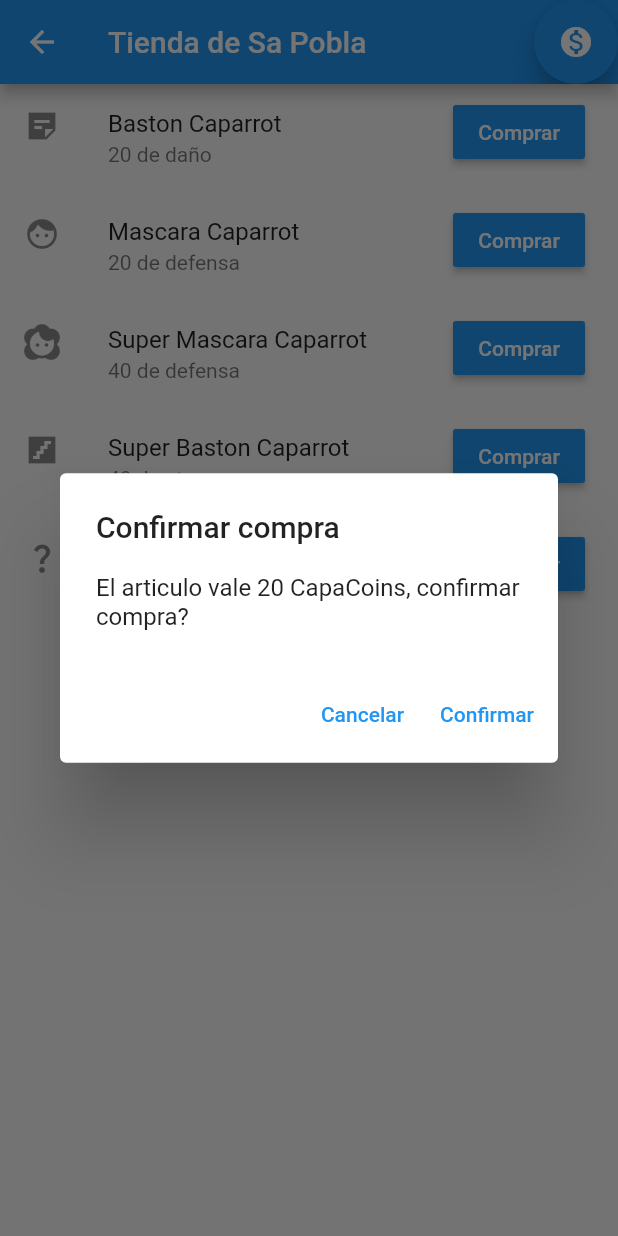
After one commit to FerreruelaJavier/caparrots_go, a Flutter app: the ShopScreen screen opened directly, after a tap on "Comprar", on a phone screen of 412 x 824 dp. The commit adds this screen. Run offline on Flutter 3.47's test engine with Material 2 defaults, Android fonts, the light colour scheme and no system bars; our stand-ins replace audioplayers, email_validator, firebase_auth, firebase_core, fluttertoast, geolocator and 1 more; missing offline and left inert: ar_flutter_plugin; accounts and stored records are empty.

```diff
--- /dev/null
+++ b/lib/screens/shop_screen.dart
@@ -0,0 +1,283 @@
+import 'package:flutter/material.dart';
+
+class ShopScreen extends StatefulWidget {
+  @override
+  _ShopScreenState createState() => _ShopScreenState();
+}
+
+class _ShopScreenState extends State<ShopScreen> {
+  @override
+  Widget build(BuildContext context) {
+    return Scaffold(
+      appBar: AppBar(
+        title: Text("Tienda de Sa Pobla"),
+        actions: <Widget>[
+          FloatingActionButton(
+            child: Icon(Icons.monetization_on),
+            onPressed: () {
+              showDialog(
+                context: context,
+                builder: (BuildContext context) {
+                  return AlertDialog(
+                    title: Text("Dinero Actual"),
+                    content: Text("Tienes 0 CapaCoins"), // actualizar monedas
+                    actions: <Widget>[
+                      TextButton(
+                        child: Text("OK"),
+                        onPressed: () {
+                          Navigator.of(context).pop();
+                        },
+                      ),
+                    ],
+                  );
+                },
+              );
+            },
+          ),
+        ],
+      ),
+      body: ListView(
+        children: <Widget>[
+          Container(
+            decoration: const BoxDecoration(
+              image: DecorationImage(
+                  image: NetworkImage(
+                      'https://i.pinimg.com/564x/c0/ab/a7/c0aba72df4ddbc3aaae3faba8f77f0fe.jpg'),
+                  fit: BoxFit.cover),
+            ),
+          ),
+          ListTile(
+            leading: Icon(Icons.sticky_note_2_sharp),
+            title: Text("Baston Caparrot"),
+            subtitle: Text("20 de daño"),
+            trailing: Container(
+              width: 100,
+              child: Column(
+                children: <Widget>[
+                  MaterialButton(
+                    onPressed: () {
+                      showDialog(
+                        context: context,
+                        builder: (BuildContext context) {
+                          return AlertDialog(
+                            title: Text("Confirmar compra"),
+                            content: Text(
+                                "El articulo vale 20 CapaCoins, confirmar compra?"),
+                            actions: <Widget>[
+                              TextButton(
+                                child: Text("Cancelar"),
+                                onPressed: () {
+                                  Navigator.of(context).pop();
+                                },
+                              ),
+                              TextButton(
+                                child: Text("Confirmar"),
+                                onPressed: () {
+                                  // Comprar
+                                  Navigator.of(context).pop();
+                                },
+                              ),
+                            ],
+                          );
+                        },
+                      );
+                    },
+                    color: Colors.blue,
+                    child: Text(
+                      "Comprar",
+                      style: TextStyle(color: Colors.white),
+                    ),
+                  ),
+                ],
+              ),
+            ),
+          ),
+          ListTile(
+            leading: Icon(Icons.face),
+            title: Text("Mascara Caparrot"),
+            subtitle: Text("20 de defensa"),
+            trailing: Container(
+              width: 100,
+              child: Column(
+                children: <Widget>[
+                  MaterialButton(
+                    onPressed: () {
+                      showDialog(
+                        context: context,
+                        builder: (BuildContext context) {
+                          return AlertDialog(
+                            title: Text("Confirmar compra"),
+                            content: Text(
+                                "El articulo vale 20 CapaCoins, confirmar compra?"),
+                            actions: <Widget>[
+                              TextButton(
+                                child: Text("Cancelar"),
+                                onPressed: () {
+                                  Navigator.of(context).pop();
+                                },
+                              ),
+                              TextButton(
+                                child: Text("Confirmar"),
+                                onPressed: () {
+                                  // Comprar
+                                  Navigator.of(context).pop();
+                                },
+                              ),
+                            ],
+                          );
+                        },
+                      );
+                    },
+                    color: Colors.blue,
+                    child: Text(
+                      "Comprar",
+                      style: TextStyle(color: Colors.white),
+                    ),
+                  ),
+                ],
+              ),
+            ),
+          ),
+          ListTile(
+            leading: Icon(Icons.face_2),
+            title: Text("Super Mascara Caparrot"),
+            subtitle: Text("40 de defensa"),
+            trailing: Container(
+              width: 100,
+              child: Column(
+                children: <Widget>[
+                  MaterialButton(
+                    onPressed: () {
+                      showDialog(
+                        context: context,
+                        builder: (BuildContext context) {
+                          return AlertDialog(
+                            title: Text("Confirmar compra"),
+                            content: Text(
+                                "El articulo vale 40 CapaCoins, confirmar compra?"),
+                            actions: <Widget>[
+                              TextButton(
+                                child: Text("Cancelar"),
+                                onPressed: () {
+                                  Navigator.of(context).pop();
+                                },
+                              ),
+                              TextButton(
+                                child: Text("Confirmar"),
+                                onPressed: () {
+                                  // Comprar
+                                  Navigator.of(context).pop();
+                                },
+                              ),
+                            ],
+                          );
+                        },
+                      );
+                    },
+                    color: Colors.blue,
+                    child: Text(
+                      "Comprar",
+                      style: TextStyle(color: Colors.white),
+                    ),
+                  ),
+                ],
+              ),
+            ),
+          ),
+          ListTile(
+            leading: Icon(Icons.stairs_sharp),
+            title: Text("Super Baston Caparrot"),
+            subtitle: Text("40 de ataque"),
+            trailing: Container(
+              width: 100,
+              child: Column(
+                children: <Widget>[
+                  MaterialButton(
+                    onPressed: () {
+                      showDialog(
+                        context: context,
+                        builder: (BuildContext context) {
+                          return AlertDialog(
+                            title: Text("Confirmar compra"),
+                            content: Text(
+                                "El articulo vale 40 CapaCoins, confirmar compra?"),
+                            actions: <Widget>[
+                              TextButton(
+                                child: Text("Cancelar"),
+                                onPressed: () {
+                                  Navigator.of(context).pop();
+                                },
+                              ),
+                              TextButton(
+                                child: Text("Confirmar"),
+                                onPressed: () {
+                                  // Comprar
+                                  Navigator.of(context).pop();
+                                },
+                              ),
+                            ],
+                          );
+                        },
+                      );
+                    },
+                    color: Colors.blue,
+                    child: Text(
+                      "Comprar",
+                      style: TextStyle(color: Colors.white),
+                    ),
+                  ),
+                ],
+              ),
+            ),
+          ),
+          ListTile(
+            leading: Icon(Icons.question_mark),
+            title: Text("LootBox"),
+            subtitle: Text("Buena Suerte Bro"),
+            trailing: Container(
+              width: 100,
+              child: Column(
+                children: <Widget>[
+                  MaterialButton(
+                    onPressed: () {
+                      showDialog(
+                        context: context,
+                        builder: (BuildContext context) {
+                          return AlertDialog(
+                            title: Text("Confirmar compra"),
+                            content: Text(
+                                "El articulo vale 100 CapaCoins, confirmar compra?"),
+                            actions: <Widget>[
+                              TextButton(
+                                child: Text("Cancelar"),
+                                onPressed: () {
+                                  Navigator.of(context).pop();
+                                },
+                              ),
+                              TextButton(
+                                child: Text("Confirmar"),
+                                onPressed: () {
+                                  // Comprar
+                                  Navigator.of(context).pop();
+                                },
+                              ),
+                            ],
+                          );
+                        },
+                      );
+                    },
+                    color: Colors.blue,
+                    child: Text(
+                      "Comprar",
+                      style: TextStyle(color: Colors.white),
+                    ),
+                  ),
+                ],
+              ),
+            ),
+          ),
+        ],
+      ),
+    );
+  }
+}
```
Also changed, not shown: lib/widgets/sidemenu_widget.dart (+9 -3 lines).
